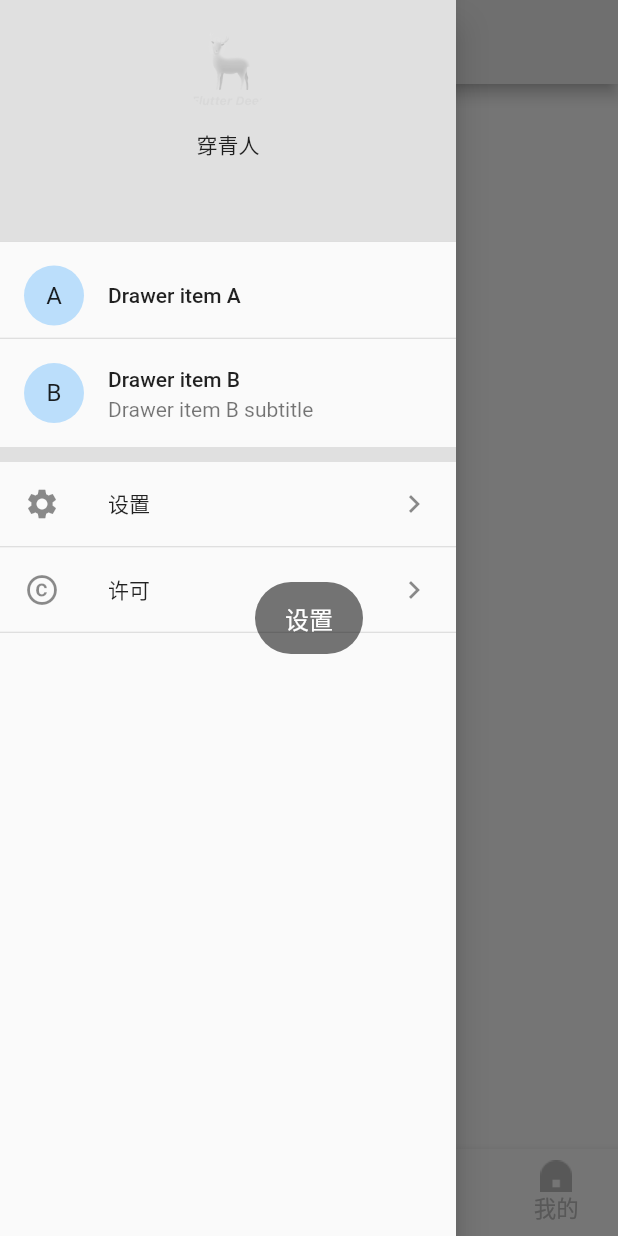
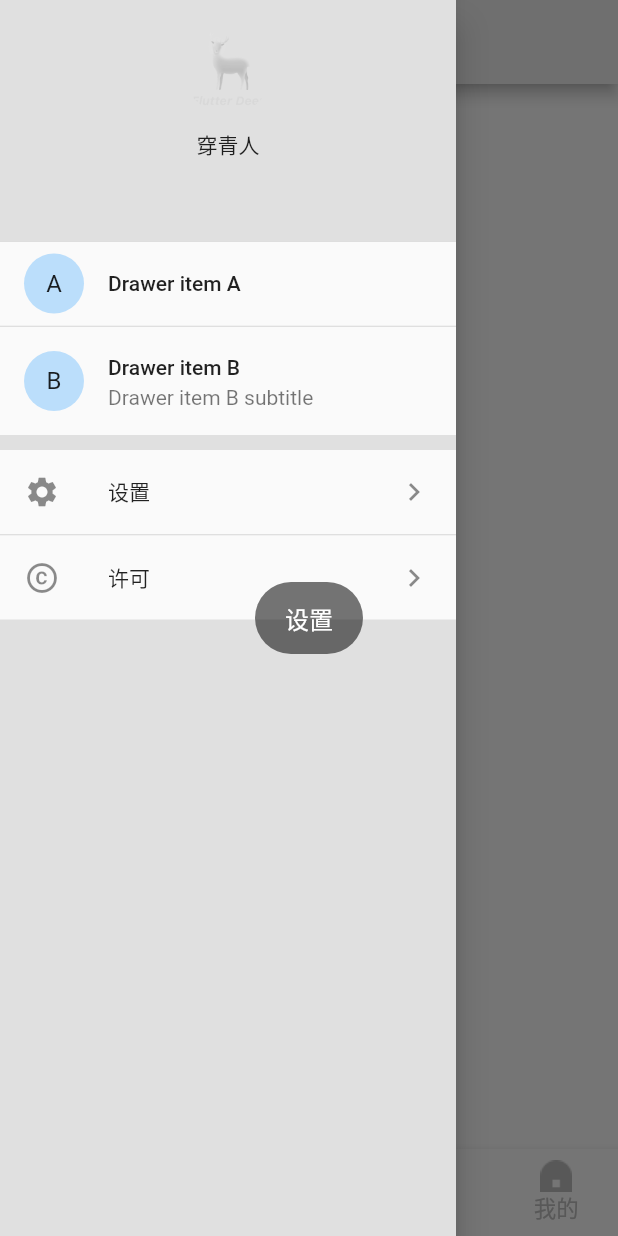
Before and after one commit to azkoss/FluLearn, a Flutter app: the screen it shows after launch, in the side drawer, after a tap on "设置", on a phone screen of 412 x 824 dp. Run offline on Flutter 3.47's test engine with Material 2 defaults, Android fonts, the phone set to English and light mode, and no system bars; drawn by our look-alikes of cached_network_image; our stand-ins replace dio, fluro, flutter_i18n, fluttertoast, logger, rxdart and 3 more; missing offline and left inert: common_utils, flutter_inappbrowser; network calls fail; statements that could not run were skipped.

Commit message:
侧滑抽屉学习；JSON转换插件使用；

```diff
--- a/lib/home/home_drawer.dart
+++ b/lib/home/home_drawer.dart
@@ -7,7 +7,7 @@ import '../util/toast_utils.dart';
 /// 主页抽屉
 ///
 class HomeDrawer extends StatelessWidget {
-  const HomeDrawer({
+  HomeDrawer({
     Key key,
   }) : super(key: key);
 
@@ -20,10 +20,69 @@ class HomeDrawer extends StatelessWidget {
   }
 
   Widget _buildDrawer(BuildContext context) {
-    return ListView(
-      padding: EdgeInsets.zero,
+    return Column(
       children: <Widget>[
-        _buildHeader(),
+//        ListView(
+//          padding: EdgeInsets.zero,
+//          shrinkWrap: true,
+//          children: <Widget>[
+//            _buildHeader(context),
+//            _buildBody(context),
+//          ],
+//        ),
+        SingleChildScrollView(
+          child: Column(
+            children: <Widget>[
+              _buildHeader(context),
+              _buildBody(context),
+            ],
+          ),
+        ),
+        Expanded(
+          child: Container(
+            color: Colors.grey[300],
+          ),
+        ),
+        _buildFooter(context),
+      ],
+    );
+  }
+
+  Widget _buildHeader(BuildContext context) {
+    return DrawerHeader(
+      margin: EdgeInsets.zero,
+      child: Column(
+        children: <Widget>[
+          ClipOval(
+            child: GestureDetector(
+              onTap: () {
+                ToastUtils.showShort("用户头像");
+              },
+              child: ImageUtils.fromNetwork(
+                "https://avatars3.githubusercontent.com/u/16816717?s=460&v=4",
+                width: 60,
+                height: 60,
+              ),
+            ),
+          ),
+          Container(height: 10),
+          Center(
+            child: Text(
+              "穿青人",
+              style: TextStyle(),
+            ),
+          ),
+        ],
+      ),
+      decoration: BoxDecoration(
+        color: Colors.grey[300],
+      ),
+    );
+  }
+
+  Widget _buildBody(BuildContext context) {
+    return Column(
+      children: <Widget>[
         ListTile(
           leading: CircleAvatar(child: Text("A")),
           title: Text('Drawer item A'),
@@ -52,9 +111,7 @@ class HomeDrawer extends StatelessWidget {
           leading: Icon(Icons.settings),
           title: Text('设置'),
           trailing: new Icon(Icons.keyboard_arrow_right),
-          onTap: () {
-            ToastUtils.showShort("设置");
-          },
+          onTap: () => _goToSettings(),
         ),
         Divider(
           height: 1,
@@ -64,56 +121,31 @@ class HomeDrawer extends StatelessWidget {
           leading: Icon(Icons.copyright),
           title: Text("许可"),
           trailing: new Icon(Icons.keyboard_arrow_right),
-          onTap: () {
-            showLicensePage(
-              context: context,
-              applicationVersion: "v1.0",
-              applicationIcon: ImageUtils.fromAsset(
-                "assets/image/app_banner.png",
-                width: 120,
-                height: 120,
-                fit: BoxFit.contain,
-              ),
-              applicationLegalese: "本应用使用了第三方开源程序，许可协议详见如下。",
-            );
-          },
-        ),
-        Divider(
-          height: 1,
-          color: Colors.grey[350],
+          onTap: () => _showLicense(context),
         ),
       ],
     );
   }
 
-  Widget _buildHeader() {
-    return DrawerHeader(
-      child: Column(
-        children: <Widget>[
-          ClipOval(
-            child: GestureDetector(
-              onTap: () {
-                ToastUtils.showShort("用户头像");
-              },
-              child: ImageUtils.fromNetwork(
-                "https://avatars3.githubusercontent.com/u/16816717?s=460&v=4",
-                width: 60,
-                height: 60,
-              ),
-            ),
-          ),
-          Container(height: 10),
-          Center(
-            child: Text(
-              "穿青人",
-              style: TextStyle(),
-            ),
-          ),
-        ],
+  Widget _buildFooter(BuildContext context) {
+    return SizedBox.shrink();
+  }
+
+  void _goToSettings() {
+    ToastUtils.showShort("设置");
+  }
+
+  void _showLicense(BuildContext context) {
+    showLicensePage(
+      context: context,
+      applicationVersion: "v1.0",
+      applicationIcon: ImageUtils.fromAsset(
+        "assets/image/app_banner.png",
+        width: 120,
+        height: 120,
+        fit: BoxFit.contain,
       ),
-      decoration: BoxDecoration(
-        color: Colors.grey[300],
-      ),
+      applicationLegalese: "本应用使用了第三方开源程序，许可协议详见如下。",
     );
   }
 }
--- a/lib/main.dart
+++ b/lib/main.dart
@@ -39,6 +39,7 @@ class MyApp extends StatelessWidget {
     return MaterialApp(
       debugShowCheckedModeBanner: true,
       theme: new ThemeData(
+        brightness: Brightness.light,
         primaryColor: Constant.primaryColor,
         scaffoldBackgroundColor: Colors.white,
       ),
```
Also changed, not shown: lib/entity_factory.dart (added, +12 -0 lines), lib/http/dio_utils.dart (+5 -5 lines), lib/http/entity_factory.dart (deleted, +0 -18 lines), lib/splash.dart (+6 -2 lines), res/values/strings_en.arb (deleted).
